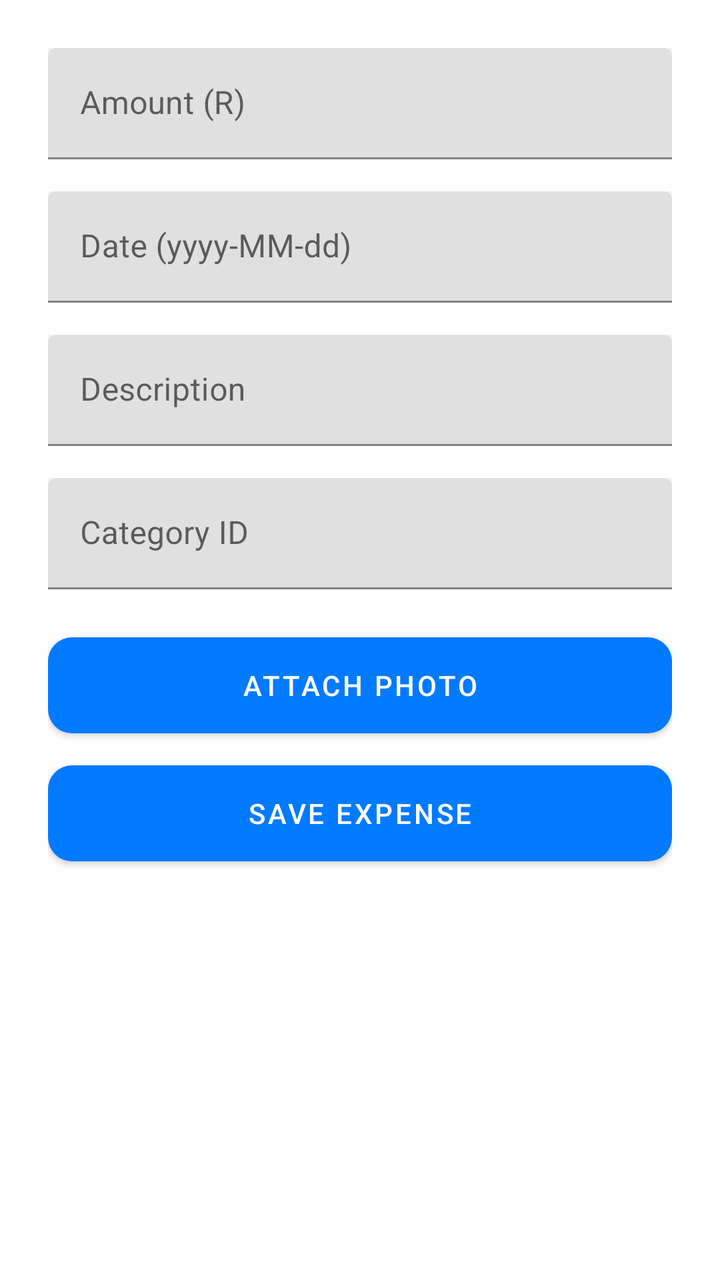
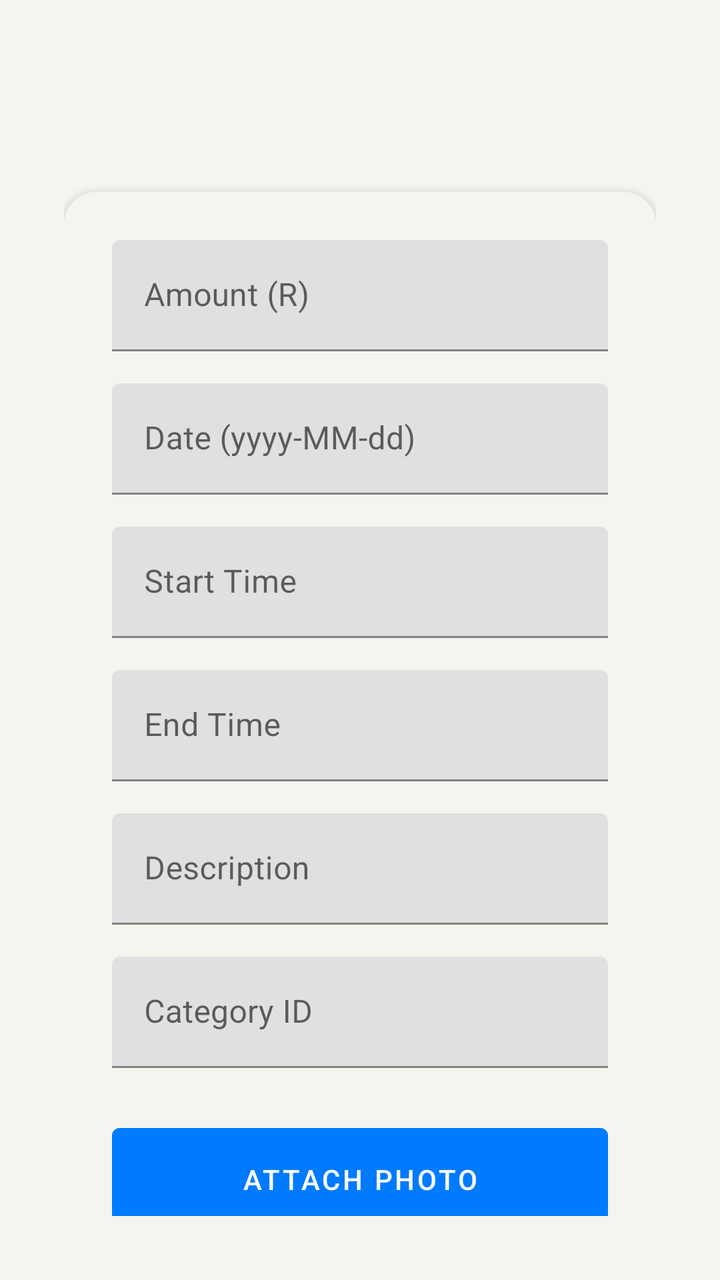

Compare the two renders of this Android layout. The source of the first and the diff that turns it into the second are given below.
<!-- AndroidManifest.xml: application theme Theme.HarmonieBudgetAppKt -->
<!-- res/layout/activity_expense.xml -->
<?xml version="1.0" encoding="utf-8"?>
<androidx.constraintlayout.widget.ConstraintLayout
    xmlns:android="http://schemas.android.com/apk/res/android"
    xmlns:app="http://schemas.android.com/apk/res-auto"
    android:layout_width="match_parent"
    android:layout_height="match_parent"
    android:padding="24dp"
    android:background="#FFFFFF">

    
    <com.google.android.material.textfield.TextInputLayout
        android:id="@+id/til_amount"
        android:layout_width="0dp"
        android:layout_height="wrap_content"
        android:hint="@string/hint_amount"
        app:layout_constraintTop_toTopOf="parent"
        app:layout_constraintStart_toStartOf="parent"
        app:layout_constraintEnd_toEndOf="parent">

        <com.google.android.material.textfield.TextInputEditText
            android:id="@+id/et_amount"
            android:layout_width="match_parent"
            android:layout_height="wrap_content"
            android:inputType="numberDecimal" />
    </com.google.android.material.textfield.TextInputLayout>

    
    <com.google.android.material.textfield.TextInputLayout
        android:id="@+id/til_date"
        android:layout_width="0dp"
        android:layout_height="wrap_content"
        android:hint="@string/hint_date"
        app:layout_constraintTop_toBottomOf="@id/til_amount"
        app:layout_constraintStart_toStartOf="parent"
        app:layout_constraintEnd_toEndOf="parent"
        android:layout_marginTop="16dp">

        <com.google.android.material.textfield.TextInputEditText
            android:id="@+id/et_date"
            android:layout_width="match_parent"
            android:layout_height="wrap_content"
            android:inputType="date" />
    </com.google.android.material.textfield.TextInputLayout>

    
    <com.google.android.material.textfield.TextInputLayout
        android:id="@+id/til_description"
        android:layout_width="0dp"
        android:layout_height="wrap_content"
        android:hint="@string/hint_description"
        app:layout_constraintTop_toBottomOf="@id/til_date"
        app:layout_constraintStart_toStartOf="parent"
        app:layout_constraintEnd_toEndOf="parent"
        android:layout_marginTop="16dp">

        <com.google.android.material.textfield.TextInputEditText
            android:id="@+id/et_description"
            android:layout_width="match_parent"
            android:layout_height="wrap_content" />
    </com.google.android.material.textfield.TextInputLayout>

    
    <com.google.android.material.textfield.TextInputLayout
        android:id="@+id/til_category_id"
        android:layout_width="0dp"
        android:layout_height="wrap_content"
        android:hint="@string/hint_category_id"
        app:layout_constraintTop_toBottomOf="@id/til_description"
        app:layout_constraintStart_toStartOf="parent"
        app:layout_constraintEnd_toEndOf="parent"
        android:layout_marginTop="16dp">

        <com.google.android.material.textfield.TextInputEditText
            android:id="@+id/et_category_id"
            android:layout_width="match_parent"
            android:layout_height="wrap_content"
            android:inputType="number" />
    </com.google.android.material.textfield.TextInputLayout>

    
    <Button
        android:id="@+id/btn_add_photo"
        android:layout_width="0dp"
        android:layout_height="wrap_content"
        android:text="@string/btn_attach_photo"
        android:background="@drawable/rounded_button"
        app:layout_constraintTop_toBottomOf="@id/til_category_id"
        app:layout_constraintStart_toStartOf="parent"
        app:layout_constraintEnd_toEndOf="parent"
        android:layout_marginTop="24dp" />

    
    <Button
        android:id="@+id/btn_save_expense"
        android:layout_width="0dp"
        android:layout_height="wrap_content"
        android:text="@string/btn_save_expense"
        android:background="@drawable/rounded_button"
        app:layout_constraintTop_toBottomOf="@id/btn_add_photo"
        app:layout_constraintStart_toStartOf="parent"
        app:layout_constraintEnd_toEndOf="parent"
        android:layout_marginTop="16dp" />

</androidx.constraintlayout.widget.ConstraintLayout>
<!-- resources referenced by this layout -->
<resources>
  <!-- drawable rounded_button (drawable) -->
  <?xml version="1.0" encoding="utf-8"?>
  <shape xmlns:android="http://schemas.android.com/apk/res/android">
      <solid android:color="#007AFF" /> 
      <corners android:radius="12dp" /> 
      <padding android:left="16dp" android:top="12dp" android:right="16dp" android:bottom="12dp" />
  </shape>
  <string name="btn_attach_photo">Attach Photo</string>
  <string name="btn_save_expense">Save Expense</string>
  <string name="hint_amount">Amount (R)</string>
  <string name="hint_category_id">Category ID</string>
  <string name="hint_date">Date (yyyy-MM-dd)</string>
  <string name="hint_description">Description</string>
  <style name="Theme.HarmonieBudgetAppKt" parent="Theme.MaterialComponents.DayNight.NoActionBar">
          <item name="colorPrimary">@color/accent_blue</item>
          <item name="colorPrimaryVariant">@color/accent_blue</item>
          <item name="colorOnPrimary">@color/white</item>
          <item name="colorSecondary">@color/accent_green</item>
          <item name="colorOnSecondary">@color/white</item>
          <item name="android:statusBarColor">@color/background_light</item>
          <item name="android:windowLightStatusBar">true</item>
          <item name="android:background">@color/background_light</item>
      </style>
  <color name="accent_blue">#007AFF</color>
  <color name="white">#FFFFFFFF</color>
  <color name="accent_green">#34C759</color>
  <color name="background_light">#F5F5F0</color>
</resources>

<!-- the commit's change to res/layout/activity_expense.xml (unified diff, before → after) -->
@@ -4,101 +4,119 @@
     xmlns:app="http://schemas.android.com/apk/res-auto"
     android:layout_width="match_parent"
     android:layout_height="match_parent"
-    android:padding="24dp"
-    android:background="#FFFFFF">
+    android:background="#F5F5F0"
+    android:padding="32dp">
 
     
-    <com.google.android.material.textfield.TextInputLayout
-        android:id="@+id/til_amount"
+    <androidx.cardview.widget.CardView
         android:layout_width="0dp"
         android:layout_height="wrap_content"
-        android:hint="@string/hint_amount"
+        app:cardCornerRadius="16dp"
         app:layout_constraintTop_toTopOf="parent"
         app:layout_constraintStart_toStartOf="parent"
-        app:layout_constraintEnd_toEndOf="parent">
+        app:layout_constraintEnd_toEndOf="parent"
+        android:layout_marginTop="64dp">
 
-        <com.google.android.material.textfield.TextInputEditText
-            android:id="@+id/et_amount"
+        <LinearLayout
             android:layout_width="match_parent"
             android:layout_height="wrap_content"
-            android:inputType="numberDecimal" />
-    </com.google.android.material.textfield.TextInputLayout>
+            android:orientation="vertical"
+            android:padding="24dp">
 
-    
-    <com.google.android.material.textfield.TextInputLayout
-        android:id="@+id/til_date"
-        android:layout_width="0dp"
-        android:layout_height="wrap_content"
-        android:hint="@string/hint_date"
-        app:layout_constraintTop_toBottomOf="@id/til_amount"
-        app:layout_constraintStart_toStartOf="parent"
-        app:layout_constraintEnd_toEndOf="parent"
-        android:layout_marginTop="16dp">
+            <com.google.android.material.textfield.TextInputLayout
+                android:id="@+id/til_amount"
+                android:layout_width="match_parent"
+                android:layout_height="wrap_content"
+                android:hint="@string/hint_amount">
+                <com.google.android.material.textfield.TextInputEditText
+                    android:id="@+id/et_amount"
+                    android:layout_width="match_parent"
+                    android:layout_height="wrap_content"
+                    android:inputType="numberDecimal" />
+            </com.google.android.material.textfield.TextInputLayout>
 
-        <com.google.android.material.textfield.TextInputEditText
-            android:id="@+id/et_date"
-            android:layout_width="match_parent"
-            android:layout_height="wrap_content"
-            android:inputType="date" />
-    </com.google.android.material.textfield.TextInputLayout>
+            <com.google.android.material.textfield.TextInputLayout
+                android:id="@+id/til_date"
+                android:layout_width="match_parent"
+                android:layout_height="wrap_content"
+                android:layout_marginTop="16dp"
+                android:hint="@string/hint_date">
+                <com.google.android.material.textfield.TextInputEditText
+                    android:id="@+id/et_date"
+                    android:layout_width="match_parent"
+                    android:layout_height="wrap_content" />
+            </com.google.android.material.textfield.TextInputLayout>
 
-    
-    <com.google.android.material.textfield.TextInputLayout
-        android:id="@+id/til_description"
-        android:layout_width="0dp"
-        android:layout_height="wrap_content"
-        android:hint="@string/hint_description"
-        app:layout_constraintTop_toBottomOf="@id/til_date"
-        app:layout_constraintStart_toStartOf="parent"
-        app:layout_constraintEnd_toEndOf="parent"
-        android:layout_marginTop="16dp">
+            <com.google.android.material.textfield.TextInputLayout
+                android:id="@+id/til_start_time"
+                android:layout_width="match_parent"
+                android:layout_height="wrap_content"
+                android:layout_marginTop="16dp"
+                android:hint="@string/hint_start_time">
+                <com.google.android.material.textfield.TextInputEditText
+                    android:id="@+id/et_start_time"
+                    android:layout_width="match_parent"
+                    android:layout_height="wrap_content" />
+            </com.google.android.material.textfield.TextInputLayout>
 
-        <com.google.android.material.textfield.TextInputEditText
-            android:id="@+id/et_description"
-            android:layout_width="match_parent"
-            android:layout_height="wrap_content" />
-    </com.google.android.material.textfield.TextInputLayout>
+            <com.google.android.material.textfield.TextInputLayout
+                android:id="@+id/til_end_time"
+                android:layout_width="match_parent"
+                android:layout_height="wrap_content"
+                android:layout_marginTop="16dp"
+                android:hint="@string/hint_end_time">
+                <com.google.android.material.textfield.TextInputEditText
+                    android:id="@+id/et_end_time"
+                    android:layout_width="match_parent"
+                    android:layout_height="wrap_content" />
+            </com.google.android.material.textfield.TextInputLayout>
 
-    
-    <com.google.android.material.textfield.TextInputLayout
-        android:id="@+id/til_category_id"
-        android:layout_width="0dp"
-        android:layout_height="wrap_content"
-        android:hint="@string/hint_category_id"
-        app:layout_constraintTop_toBottomOf="@id/til_description"
-        app:layout_constraintStart_toStartOf="parent"
-        app:layout_constraintEnd_toEndOf="parent"
-        android:layout_marginTop="16dp">
+            <com.google.android.material.textfield.TextInputLayout
+                android:id="@+id/til_description"
+                android:layout_width="match_parent"
+                android:layout_height="wrap_content"
+                android:layout_marginTop="16dp"
+                android:hint="@string/hint_description">
+                <com.google.android.material.textfield.TextInputEditText
+                    android:id="@+id/et_description"
+                    android:layout_width="match_parent"
+                    android:layout_height="wrap_content" />
+            </com.google.android.material.textfield.TextInputLayout>
 
-        <com.google.android.material.textfield.TextInputEditText
-            android:id="@+id/et_category_id"
-            android:layout_width="match_parent"
-            android:layout_height="wrap_content"
-            android:inputType="number" />
-    </com.google.android.material.textfield.TextInputLayout>
+            <com.google.android.material.textfield.TextInputLayout
+                android:id="@+id/til_category_id"
+                android:layout_width="match_parent"
+                android:layout_height="wrap_content"
+                android:layout_marginTop="16dp"
+                android:hint="@string/hint_category_id">
+                <com.google.android.material.textfield.TextInputEditText
+                    android:id="@+id/et_category_id"
+                    android:layout_width="match_parent"
+                    android:layout_height="wrap_content"
+                    android:inputType="number" />
+            </com.google.android.material.textfield.TextInputLayout>
 
-    
-    <Button
-        android:id="@+id/btn_add_photo"
-        android:layout_width="0dp"
-        android:layout_height="wrap_content"
-        android:text="@string/btn_attach_photo"
-        android:background="@drawable/rounded_button"
-        app:layout_constraintTop_toBottomOf="@id/til_category_id"
-        app:layout_constraintStart_toStartOf="parent"
-        app:layout_constraintEnd_toEndOf="parent"
-        android:layout_marginTop="24dp" />
+            <Button
+                android:id="@+id/btn_attach_photo"
+                android:layout_width="match_parent"
+                android:layout_height="wrap_content"
+                android:layout_marginTop="24dp"
+                android:text="@string/btn_attach_photo"
+                android:backgroundTint="#007AFF"
+                android:textColor="#FFFFFF"
+                android:paddingVertical="16dp" />
 
-    
-    <Button
-        android:id="@+id/btn_save_expense"
-        android:layout_width="0dp"
-        android:layout_height="wrap_content"
-        android:text="@string/btn_save_expense"
-        android:background="@drawable/rounded_button"
-        app:layout_constraintTop_toBottomOf="@id/btn_add_photo"
-        app:layout_constraintStart_toStartOf="parent"
-        app:layout_constraintEnd_toEndOf="parent"
-        android:layout_marginTop="16dp" />
+            <Button
+                android:id="@+id/btn_save_expense"
+                android:layout_width="match_parent"
+                android:layout_height="wrap_content"
+                android:layout_marginTop="16dp"
+                android:text="@string/btn_save_expense"
+                android:backgroundTint="#34C759"
+                android:textColor="#FFFFFF"
+                android:paddingVertical="16dp" />
+
+        </LinearLayout>
+    </androidx.cardview.widget.CardView>
 
 </androidx.constraintlayout.widget.ConstraintLayout>
<!-- resource entries referenced after the edit -->
@@ -1,18 +1,13 @@
 <!-- resources referenced by this layout -->
 <resources>
-  <!-- drawable rounded_button (drawable) -->
-  <?xml version="1.0" encoding="utf-8"?>
-  <shape xmlns:android="http://schemas.android.com/apk/res/android">
-      <solid android:color="#007AFF" /> 
-      <corners android:radius="12dp" /> 
-      <padding android:left="16dp" android:top="12dp" android:right="16dp" android:bottom="12dp" />
-  </shape>
   <string name="btn_attach_photo">Attach Photo</string>
   <string name="btn_save_expense">Save Expense</string>
   <string name="hint_amount">Amount (R)</string>
   <string name="hint_category_id">Category ID</string>
   <string name="hint_date">Date (yyyy-MM-dd)</string>
   <string name="hint_description">Description</string>
+  <string name="hint_end_time">End Time</string>
+  <string name="hint_start_time">Start Time</string>
   <style name="Theme.HarmonieBudgetAppKt" parent="Theme.MaterialComponents.DayNight.NoActionBar">
           <item name="colorPrimary">@color/accent_blue</item>
           <item name="colorPrimaryVariant">@color/accent_blue</item>
